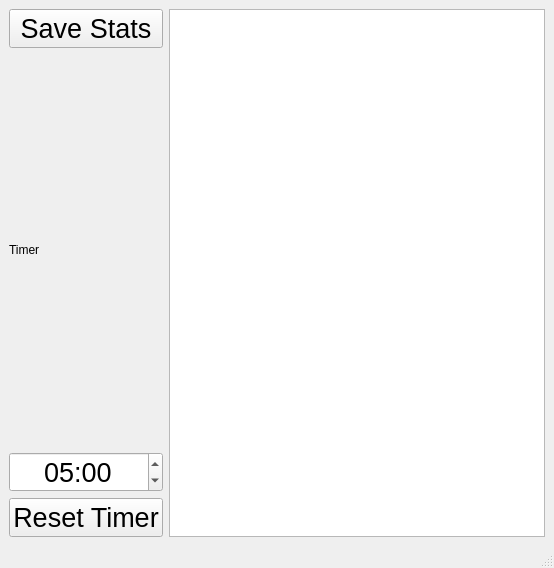
The window that mainwindow.ui (Inlucker/CollectStatistics) describes before a commit, drawn with Qt 5.
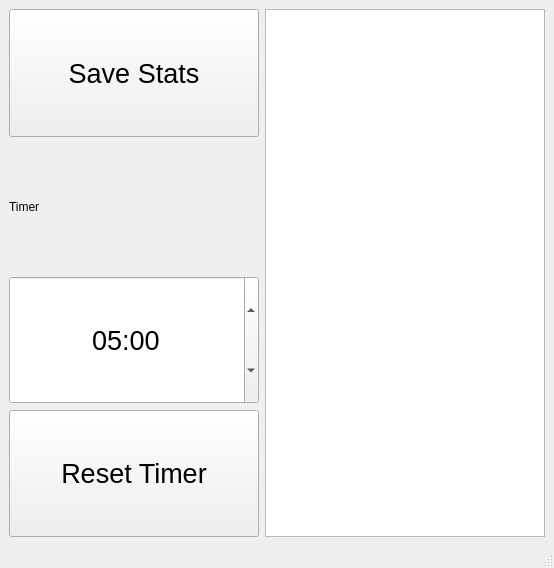
The same window after the commit.

Commit message: removed fixedSize for MainWindow, fixed widget sizes in verticalLayout

```diff
--- a/mainwindow.ui
+++ b/mainwindow.ui
@@ -20,11 +20,19 @@
    <string>MainWindow</string>
   </property>
   <widget class="QWidget" name="centralwidget">
+   <layout class="QGridLayout" name="gridLayout">
+    <item row="0" column="0">
    <layout class="QHBoxLayout" name="horizontalLayout">
     <item>
      <layout class="QVBoxLayout" name="verticalLayout_2">
       <item>
        <widget class="QPushButton" name="pushButton">
+          <property name="sizePolicy">
+           <sizepolicy hsizetype="Expanding" vsizetype="Expanding">
+            <horstretch>0</horstretch>
+            <verstretch>0</verstretch>
+           </sizepolicy>
+          </property>
         <property name="font">
          <font>
           <pointsize>20</pointsize>
@@ -37,6 +45,12 @@
       </item>
       <item>
        <widget class="QLabel" name="label">
+          <property name="sizePolicy">
+           <sizepolicy hsizetype="Ignored" vsizetype="Expanding">
+            <horstretch>0</horstretch>
+            <verstretch>0</verstretch>
+           </sizepolicy>
+          </property>
         <property name="text">
          <string>Timer</string>
         </property>
@@ -47,6 +61,12 @@
       </item>
       <item>
        <widget class="QTimeEdit" name="timeEdit">
+          <property name="sizePolicy">
+           <sizepolicy hsizetype="Expanding" vsizetype="Expanding">
+            <horstretch>0</horstretch>
+            <verstretch>0</verstretch>
+           </sizepolicy>
+          </property>
         <property name="font">
          <font>
           <pointsize>20</pointsize>
@@ -69,6 +89,12 @@
       </item>
       <item>
        <widget class="QPushButton" name="pushButton_2">
+          <property name="sizePolicy">
+           <sizepolicy hsizetype="Expanding" vsizetype="Expanding">
+            <horstretch>0</horstretch>
+            <verstretch>0</verstretch>
+           </sizepolicy>
+          </property>
         <property name="font">
          <font>
           <pointsize>20</pointsize>
@@ -82,7 +108,16 @@
      </layout>
     </item>
     <item>
-     <widget class="QTableView" name="tableView"/>
+       <widget class="QTableView" name="tableView">
+        <property name="minimumSize">
+         <size>
+          <width>280</width>
+          <height>324</height>
+         </size>
+        </property>
+       </widget>
+      </item>
+     </layout>
     </item>
    </layout>
   </widget>
```
Left out of the diff: 2 changed lines with no effect on the pictures. Lines whose indentation alone changed are shown as unchanged. The commit also changes 1 other file.
